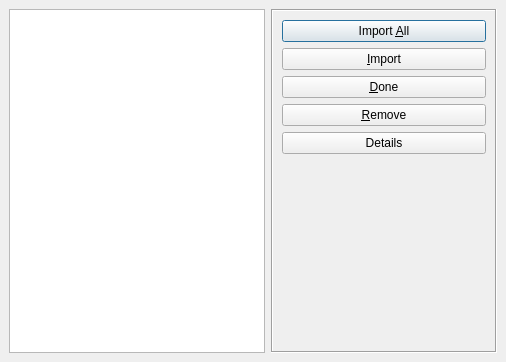
Above: ui/ImportMulti.ui from chris2511/xca before the change. Below: the same form after it.
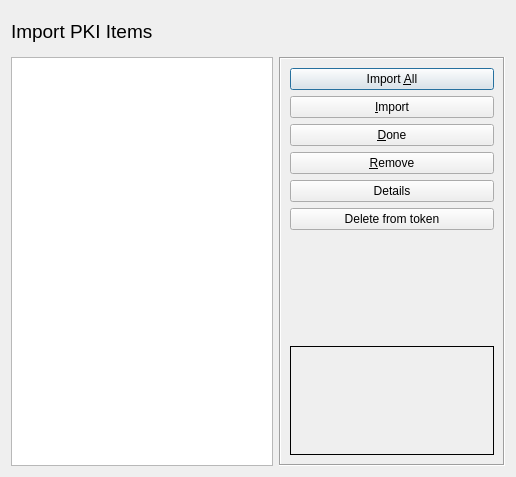
That is the form after the change.

Commit message:
extend Multi-import dialog to token-manager
 - add token information
 - add "Delete token" button

```diff
--- a/ui/ImportMulti.ui
+++ b/ui/ImportMulti.ui
@@ -6,17 +6,76 @@
    <rect>
     <x>0</x>
     <y>0</y>
-    <width>506</width>
-    <height>362</height>
+    <width>516</width>
+    <height>477</height>
    </rect>
   </property>
-  <layout class="QHBoxLayout">
+  <layout class="QVBoxLayout" name="verticalLayout_2">
+   <item>
+    <layout class="QHBoxLayout" name="_2">
    <property name="spacing">
     <number>6</number>
    </property>
    <property name="margin">
-    <number>9</number>
-   </property>
+      <number>0</number>
+     </property>
+     <item>
+      <widget class="QLabel" name="heading">
+       <property name="font">
+        <font>
+         <family>Arial</family>
+         <pointsize>14</pointsize>
+         <weight>50</weight>
+         <italic>false</italic>
+         <bold>false</bold>
+         <underline>false</underline>
+         <strikeout>false</strikeout>
+        </font>
+       </property>
+       <property name="text">
+        <string>Import PKI Items</string>
+       </property>
+      </widget>
+     </item>
+     <item>
+      <spacer>
+       <property name="orientation">
+        <enum>Qt::Horizontal</enum>
+       </property>
+       <property name="sizeType">
+        <enum>QSizePolicy::Expanding</enum>
+       </property>
+       <property name="sizeHint" stdset="0">
+        <size>
+         <width>20</width>
+         <height>20</height>
+        </size>
+       </property>
+      </spacer>
+     </item>
+     <item>
+      <widget class="QLabel" name="image">
+       <property name="minimumSize">
+        <size>
+         <width>95</width>
+         <height>40</height>
+        </size>
+       </property>
+       <property name="maximumSize">
+        <size>
+         <width>95</width>
+         <height>40</height>
+        </size>
+       </property>
+       <property name="scaledContents">
+        <bool>true</bool>
+       </property>
+      </widget>
+     </item>
+    </layout>
+   </item>
+   <item>
+    <layout class="QHBoxLayout" name="horizontalLayout">
    <item>
     <widget class="QListView" name="listView"/>
    </item>
@@ -28,13 +87,7 @@
      <property name="frameShadow">
       <enum>QFrame::Sunken</enum>
      </property>
-     <layout class="QVBoxLayout">
-      <property name="spacing">
-       <number>6</number>
-      </property>
-      <property name="margin">
-       <number>9</number>
-      </property>
+       <layout class="QVBoxLayout" name="verticalLayout">
       <item>
        <widget class="QPushButton" name="butOk">
         <property name="text">
@@ -70,6 +123,13 @@
         </property>
        </widget>
       </item>
+        <item>
+         <widget class="QPushButton" name="deleteToken">
+          <property name="text">
+           <string>Delete from token</string>
+          </property>
+         </widget>
+        </item>
       <item>
        <spacer>
         <property name="orientation">
@@ -87,20 +147,22 @@
        </spacer>
       </item>
       <item>
-       <widget class="QLabel" name="image">
-        <property name="minimumSize">
-         <size>
-          <width>200</width>
-          <height>94</height>
-         </size>
-        </property>
-        <property name="scaledContents">
-         <bool>true</bool>
+         <widget class="QLabel" name="slotInfo">
+          <property name="sizePolicy">
+           <sizepolicy hsizetype="Preferred" vsizetype="Expanding">
+            <horstretch>0</horstretch>
+            <verstretch>0</verstretch>
+           </sizepolicy>
+          </property>
+          <property name="frameShape">
+           <enum>QFrame::Box</enum>
         </property>
        </widget>
       </item>
      </layout>
     </widget>
+     </item>
+    </layout>
    </item>
   </layout>
  </widget>
```
Lines whose indentation alone changed are shown as unchanged. The commit also changes 6 other files.
